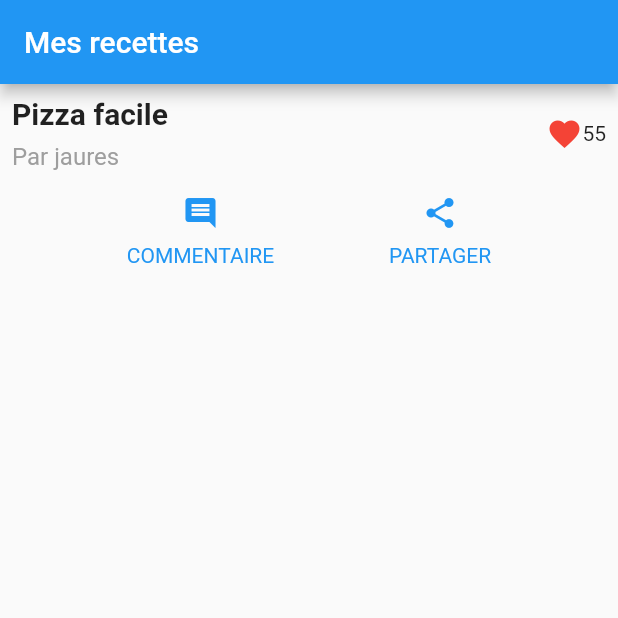
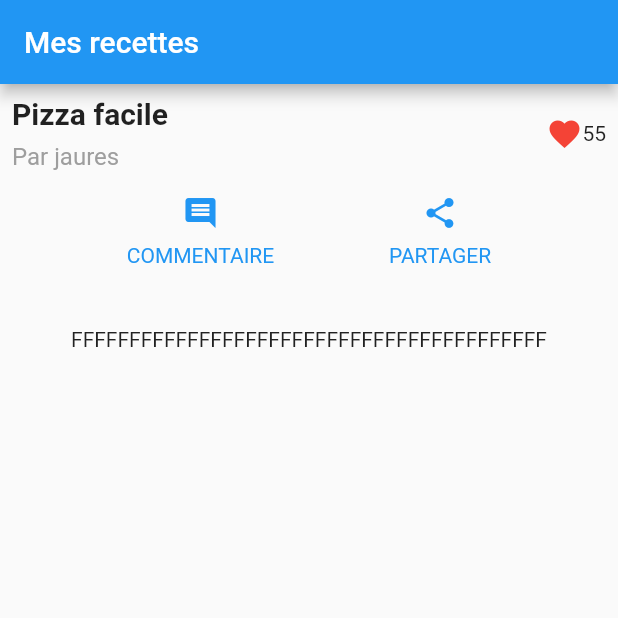
Before and after one commit to beinjamin/demo_app_flutter, a Flutter app: the screen it shows after launch, on a phone screen of 412 x 824 dp, the top half of it. Run offline on Flutter 3.47's test engine with Material 2 defaults, Android fonts, the phone set to English and light mode, and no system bars.

Commit message:
Ajout de la description

```diff
--- a/lib/main.dart
+++ b/lib/main.dart
@@ -7,6 +7,9 @@ void main() {
 }
 
 class MyApp extends StatelessWidget {
+  // This widget is the root of your application.
+  @override
+  Widget build(BuildContext context) {
     Widget titleSection = Container(
         padding: const EdgeInsets.all(8),
         child: Row(
@@ -33,10 +36,6 @@ class MyApp extends StatelessWidget {
             Text("55")
           ],
         ));
-
-  // This widget is the root of your application.
-  @override
-  Widget build(BuildContext context) {
     Widget buttonSection = Container(
       padding: const EdgeInsets.all(8),
       child: Row(mainAxisAlignment: MainAxisAlignment.spaceEvenly, children: [
@@ -44,6 +43,15 @@ class MyApp extends StatelessWidget {
         _buildButtonColumn(Colors.blue, Icons.share, "PARTAGER")
       ]),
     );
+
+    Widget descriptionSection = Container(
+      padding: const EdgeInsets.all(32),
+      child: Text(
+        "FFFFFFFFFFFFFFFFFFFFFFFFFFFFFFFFFFFFFFFFF",
+        softWrap: true,
+      ),
+    );
+
     return MaterialApp(
       title: 'Flutter Demo',
       theme: ThemeData(
@@ -62,10 +70,8 @@ class MyApp extends StatelessWidget {
           appBar: AppBar(
             title: Text("Mes recettes"),
           ),
-          body: Column(children: [
-            titleSection,
-            buttonSection,
-          ])),
+          body: Column(
+              children: [titleSection, buttonSection, descriptionSection])),
     );
   }
 }
```
Lines whose indentation alone changed are shown as unchanged.
